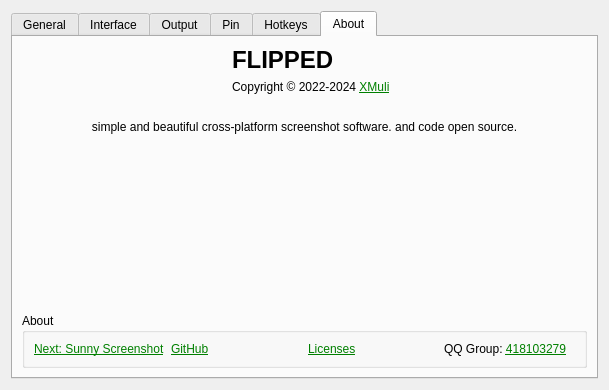
Above: src/preference/prefmanage.ui from SunnyScreenshot/FLIPPED before the change. Below: the same form after it.
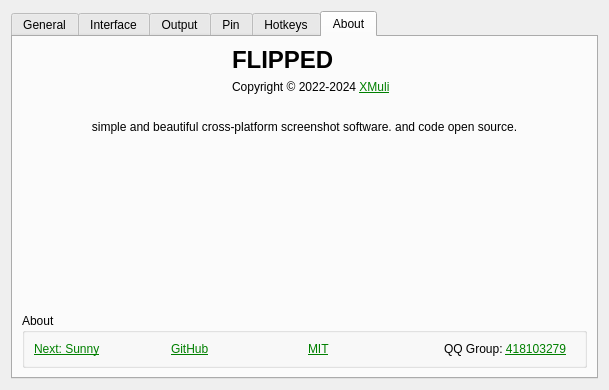
That is the form after the change. Icons and pictures are not drawn.

```diff
--- a/src/preference/prefmanage.ui
+++ b/src/preference/prefmanage.ui
@@ -1275,7 +1275,7 @@
                 <item>
                  <widget class="QLabel" name="label_18">
                   <property name="text">
-                   <string>&lt;html&gt;&lt;head/&gt;&lt;body&gt;&lt;p&gt;&lt;a href=&quot;https://sunny.xmuli.tech&quot;&gt;&lt;span style=&quot; text-decoration: underline; color:#008000;&quot;&gt;Next: Sunny Screenshot&lt;/span&gt;&lt;/a&gt;&lt;/p&gt;&lt;/body&gt;&lt;/html&gt;</string>
+                   <string>&lt;html&gt;&lt;head/&gt;&lt;body&gt;&lt;p&gt;&lt;a href=&quot;https://sunny.xmuli.tech&quot;&gt;&lt;span style=&quot; text-decoration: underline; color:#008000;&quot;&gt;Next: Sunny&lt;/span&gt;&lt;/a&gt;&lt;/p&gt;&lt;/body&gt;&lt;/html&gt;</string>
                   </property>
                  </widget>
                 </item>
@@ -1295,7 +1295,7 @@
                 <item>
                  <widget class="QLabel" name="labLicenses">
                   <property name="text">
-                   <string>&lt;html&gt;&lt;head/&gt;&lt;body&gt;&lt;p&gt;&lt;a href=&quot;https://github.com/SunnyScreenshot/FLIPPED/blob/master/LICENSE&quot;&gt;&lt;span style=&quot; text-decoration: underline; color:#008000;&quot;&gt;Licenses&lt;/span&gt;&lt;/a&gt;&lt;/p&gt;&lt;/body&gt;&lt;/html&gt;</string>
+                   <string>&lt;html&gt;&lt;head/&gt;&lt;body&gt;&lt;p&gt;&lt;a href=&quot;https://github.com/SunnyScreenshot/FLIPPED/blob/master/LICENSE&quot;&gt;&lt;span style=&quot; text-decoration: underline; color:#008000;&quot;&gt;MIT&lt;/span&gt;&lt;/a&gt;&lt;/p&gt;&lt;/body&gt;&lt;/html&gt;</string>
                   </property>
                   <property name="textFormat">
                    <enum>Qt::RichText</enum>
```
